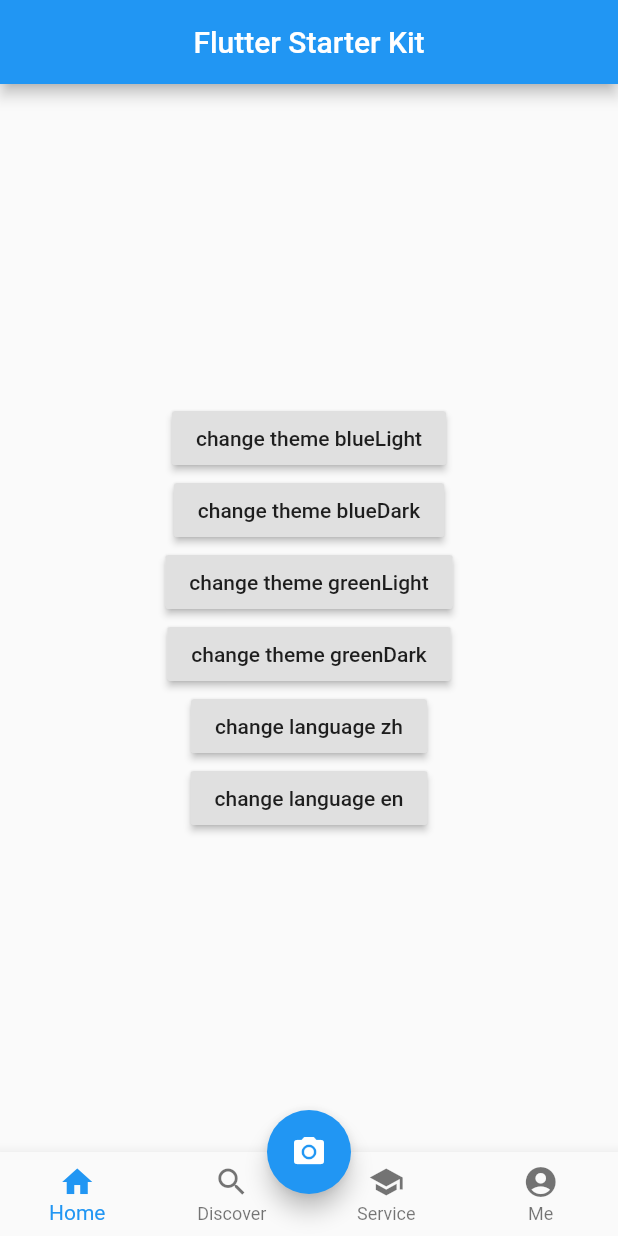
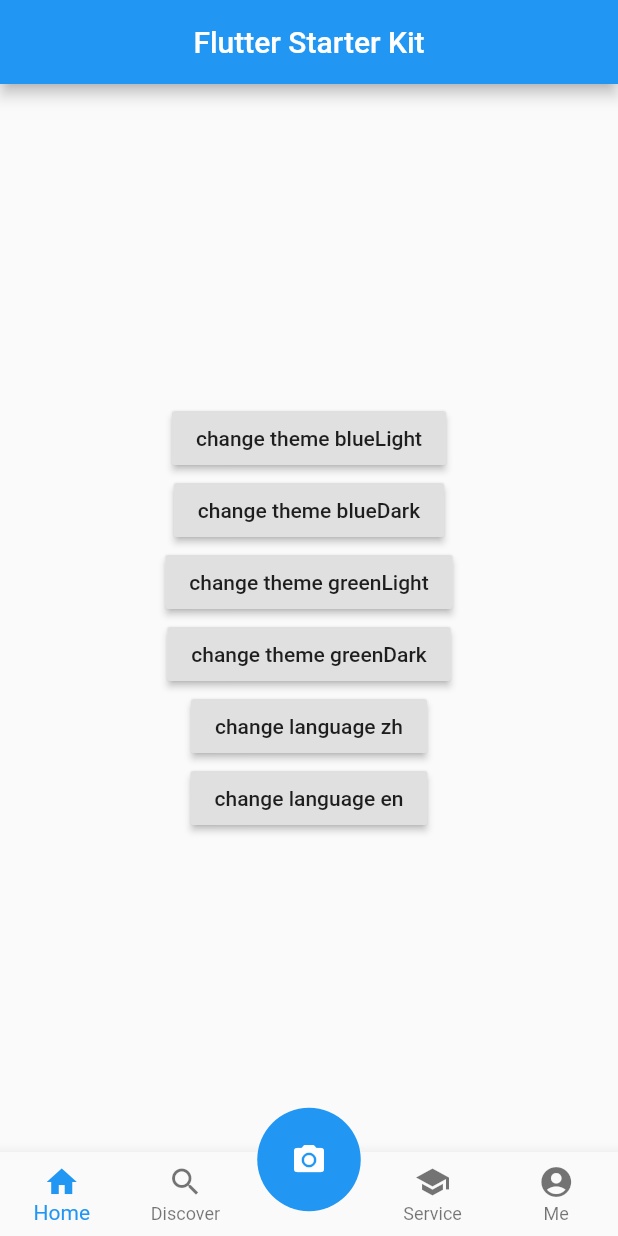
Before and after one commit to maybewaityou/flyme_app, a Flutter app: the screen it shows after launch, on a phone screen of 412 x 824 dp. Run offline on Flutter 3.47's test engine with Material 2 defaults, Android fonts, the phone set to English and light mode, and no system bars; our stand-ins replace dio, fluro, get_it, hive, hive_flutter, injectable and 1 more; missing offline and left inert: flutter_stetho, flyme_annotation; accounts and stored records are empty.

```diff
--- a/lib/common/config/theme/theme.dart
+++ b/lib/common/config/theme/theme.dart
@@ -7,17 +7,33 @@ Map<AppTheme, ThemeData> appThemeData = {
   AppTheme.blueLight: ThemeData(
     brightness: Brightness.light,
     primaryColor: Colors.blue,
+    floatingActionButtonTheme: FloatingActionButtonThemeData(
+      foregroundColor: Colors.blue,
+      backgroundColor: Colors.blue,
+    ),
   ),
   AppTheme.blueDark: ThemeData(
     brightness: Brightness.dark,
     primaryColor: Colors.blue[700],
+    floatingActionButtonTheme: FloatingActionButtonThemeData(
+      foregroundColor: Colors.blue[700],
+      backgroundColor: Colors.blue[700],
+    ),
   ),
   AppTheme.greenLight: ThemeData(
     brightness: Brightness.light,
     primaryColor: Colors.green,
+    floatingActionButtonTheme: FloatingActionButtonThemeData(
+      foregroundColor: Colors.green,
+      backgroundColor: Colors.green,
+    ),
   ),
   AppTheme.greenDark: ThemeData(
     brightness: Brightness.dark,
     primaryColor: Colors.green[700],
+    floatingActionButtonTheme: FloatingActionButtonThemeData(
+      foregroundColor: Colors.green[700],
+      backgroundColor: Colors.green[700],
+    ),
   ),
 };
--- a/lib/user_interface/tab/tab_container.dart
+++ b/lib/user_interface/tab/tab_container.dart
@@ -26,6 +26,7 @@ class _TabContainerState extends State<TabContainer> {
         style: optionStyle,
       ),
     ),
+    Container(),
     const Center(
       child: Text(
         'Index 2: School',
@@ -41,6 +42,8 @@ class _TabContainerState extends State<TabContainer> {
   ];
 
   void _onItemTapped(int index) {
+    if (index == 2) return;
+
     _pageController.jumpToPage(index);
   }
 
@@ -82,6 +85,10 @@ class _TabContainerState extends State<TabContainer> {
           ),
           BottomNavigationBarItem(
             icon: const Icon(Icons.school),
+            title: Text(''),
+          ),
+          BottomNavigationBarItem(
+            icon: const Icon(Icons.school),
             title: Text(S.of(context).tabService),
           ),
           BottomNavigationBarItem(
@@ -94,10 +101,20 @@ class _TabContainerState extends State<TabContainer> {
         onTap: _onItemTapped,
       ),
       floatingActionButtonLocation: FloatingActionButtonLocation.centerDocked,
-      floatingActionButton: FloatingActionButton(
-        onPressed: () {},
-        tooltip: 'take photo',
-        child: const Icon(Icons.camera_alt),
+      floatingActionButton: Container(
+        height: 85,
+        width: 85,
+        margin: EdgeInsets.only(top: 10),
+        padding: EdgeInsets.all(8),
+        decoration: BoxDecoration(
+          borderRadius: BorderRadius.circular(40),
+        ),
+        child: FloatingActionButton(
+          onPressed: () {},
+          elevation: 0,
+          highlightElevation: 0,
+          child: const Icon(Icons.camera_alt, color: Colors.white),
+        ),
       ),
     );
   }
```
